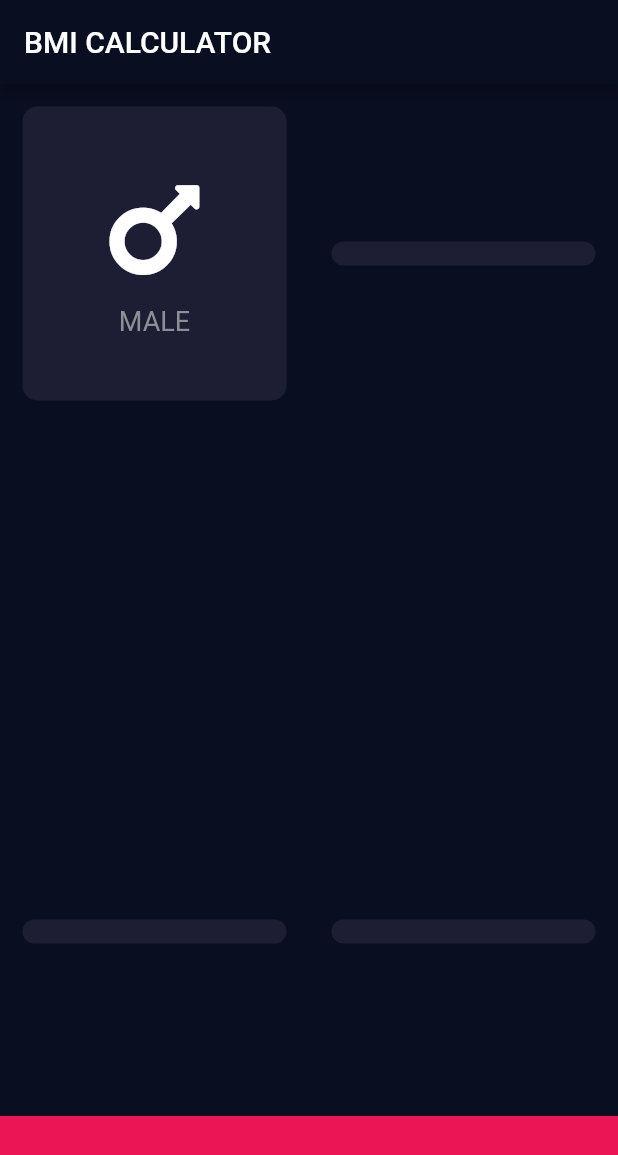
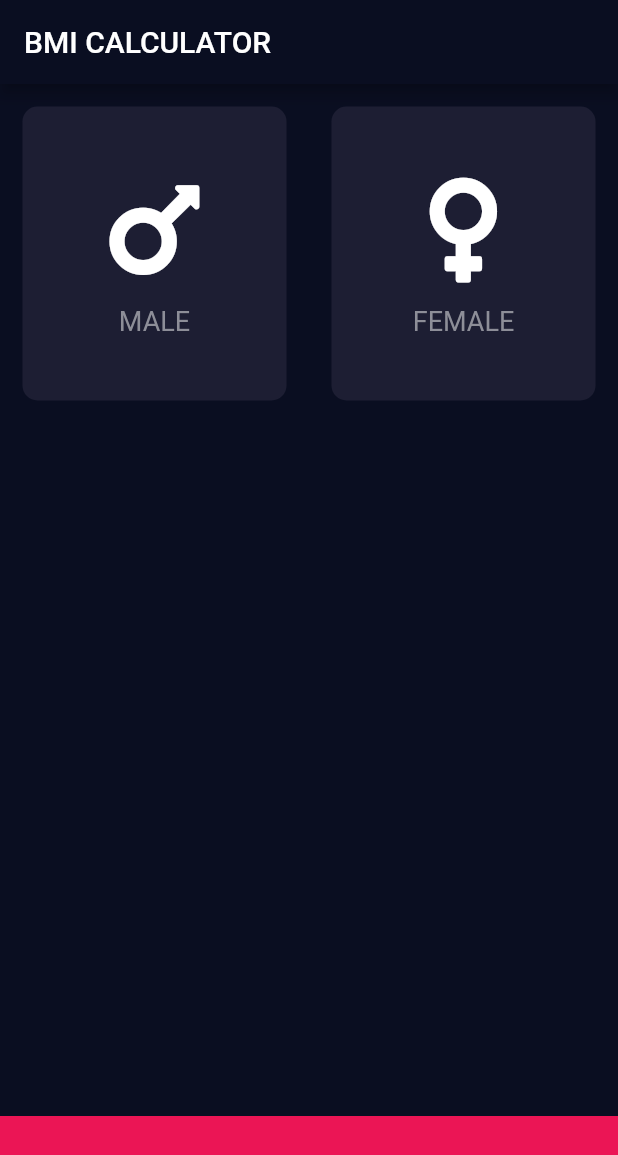
Before and after one commit to BashirYesufu/BMI-Calculator, a Flutter app: the screen it shows after launch, on a phone screen of 412 x 824 dp. Shown: the top 1155 px of the screen. Run offline on Flutter 3.47's test engine with Material 2 defaults, Android fonts, the phone set to English and light mode, and no system bars; our stand-ins replace font_awesome_flutter.

Commit message:
Displayed male and female text and icon

```diff
--- a/bmi_app/analysis_options.yaml
+++ b/bmi_app/analysis_options.yaml
@@ -22,6 +22,9 @@ linter:
   # `// ignore_for_file: name_of_lint` syntax on the line or in the file
   # producing the lint.
   rules:
+    prefer_const_constructors: false
+    prefer_const_constructors_in_immutables: false
+    prefer_const_literals_to_create_immutables: false
     # avoid_print: false  # Uncomment to disable the `avoid_print` rule
     # prefer_single_quotes: true  # Uncomment to enable the `prefer_single_quotes` rule
 
--- a/bmi_app/lib/input_page.dart
+++ b/bmi_app/lib/input_page.dart
@@ -17,7 +17,7 @@ class _InputPageState extends State<InputPage> {
   Widget build(BuildContext context) {
     return Scaffold(
       appBar: AppBar(
-        title: const Text('BMI CALCULATOR'),
+        title: Text('BMI CALCULATOR'),
       ),
       body: Column(
         children: [
@@ -26,11 +26,11 @@ class _InputPageState extends State<InputPage> {
                 children: [
                   ReusableCard(
                     colour: activeCardColor,
-                    cardChild: IconContent(),
+                    cardChild: IconContent(icon: FontAwesomeIcons.mars, text: 'MALE',),
                   ),
                   ReusableCard(
                     colour: activeCardColor,
-                    cardChild: Text(''),
+                    cardChild: IconContent(icon: FontAwesomeIcons.venus, text: 'FEMALE',),
                   ),
                 ],
               ),
@@ -40,14 +40,13 @@ class _InputPageState extends State<InputPage> {
 
           Expanded(
             child: Row(
-              children: const [
+              children: [
                 ReusableCard(
                   colour: activeCardColor,
-                  cardChild: Text(''),
+
                 ),
                 ReusableCard(
                   colour: activeCardColor,
-                  cardChild: Text(''),
                 ),
               ],
             ),
@@ -55,7 +54,7 @@ class _InputPageState extends State<InputPage> {
 
           Container(
             color: bottomContainerColor,
-            margin: const EdgeInsets.only(top: 10.0),
+            margin: EdgeInsets.only(top: 10.0),
             width: double.infinity,
             height: bottomContainerHeight,
           ),
@@ -66,20 +65,22 @@ class _InputPageState extends State<InputPage> {
 }
 
 class IconContent extends StatelessWidget {
-  const IconContent({Key? key,}) : super(key: key);
+  final IconData icon;
+  final String text;
+  const IconContent({Key? key, required this.icon, required this.text}) : super(key: key);
 
   @override
   Widget build(BuildContext context) {
     return Column(
       mainAxisAlignment: MainAxisAlignment.center,
-      children: const [
+      children: [
         Icon(
-          FontAwesomeIcons.mars,
+          icon,
           size: 80.0,
         ),
         SizedBox(height: 10.0,),
         Text(
-          'MALE',
+          text,
           style: TextStyle(
             color: Color(0xFF8D8E98),
             fontSize: 18.0,
@@ -93,15 +94,15 @@ class IconContent extends StatelessWidget {
 class ReusableCard extends StatelessWidget {
 
   final Color colour;
-  final Widget cardChild;
-  const ReusableCard({Key? key, required this.colour, required this.cardChild}) : super(key: key);
+  final Widget? cardChild;
+  const ReusableCard({Key? key, required this.colour, this.cardChild}) : super(key: key);
 
   @override
   Widget build(BuildContext context) {
     return Expanded(
       child: Container(
-        child: cardChild,
-        margin: const EdgeInsets.all(15.0),
+        child: cardChild ?? SizedBox(),
+        margin: EdgeInsets.all(15.0),
         decoration: BoxDecoration(
           color: colour,
           borderRadius: BorderRadius.circular(10.0),
```
